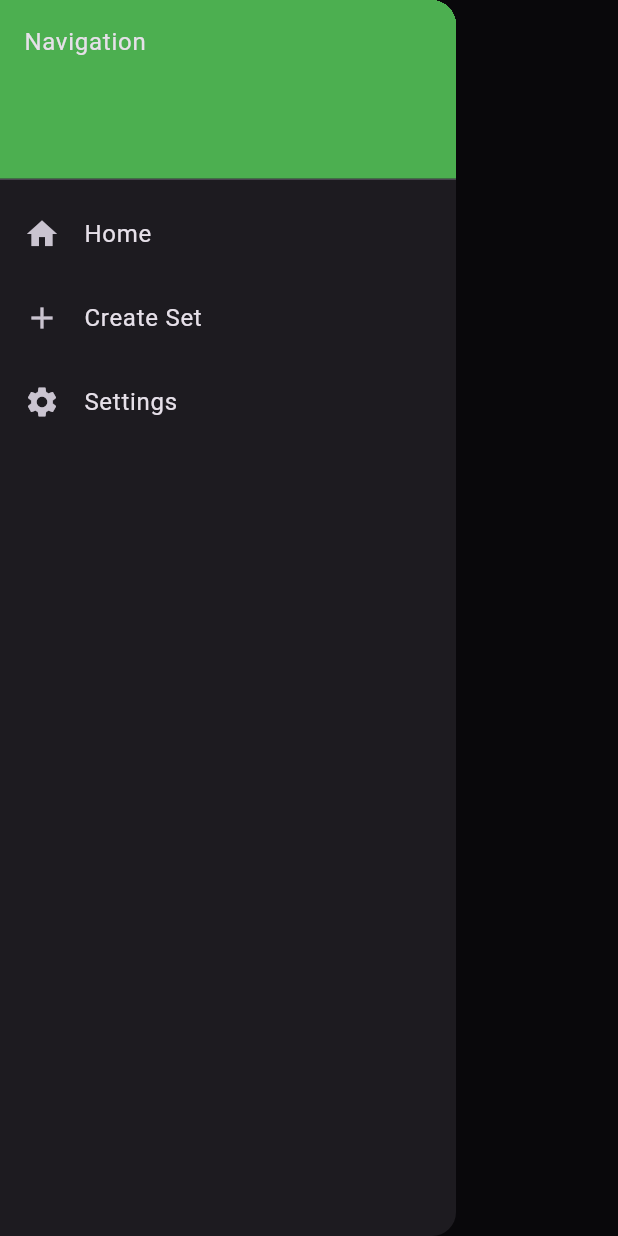
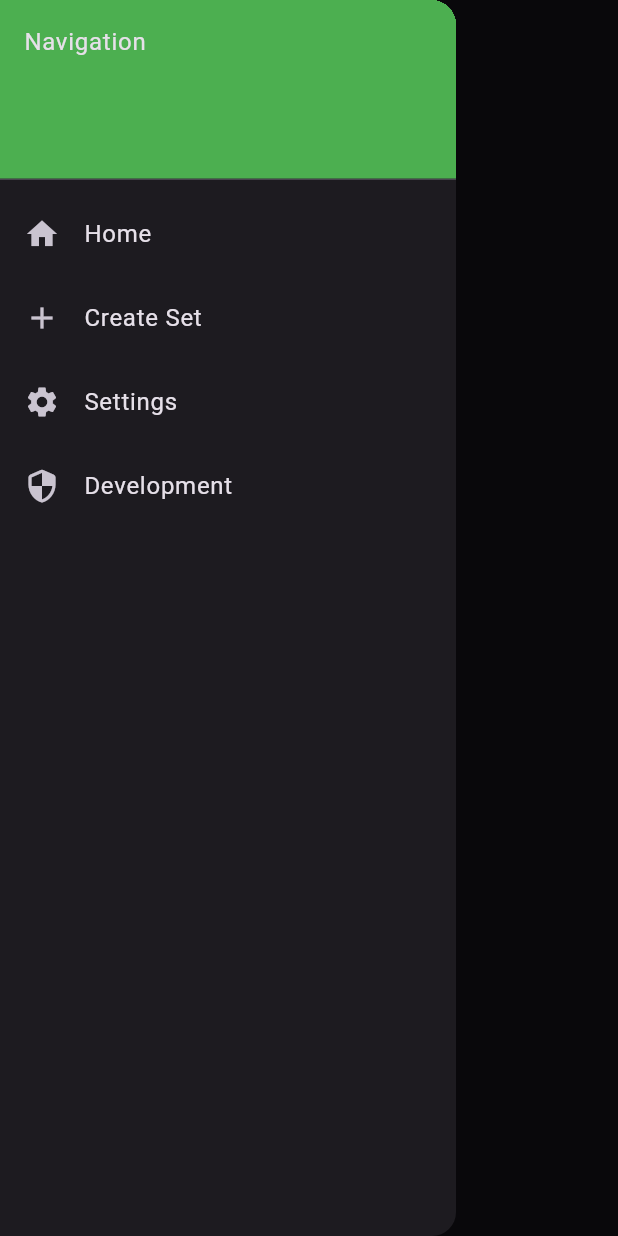
Before and after one commit to CSC-3380-Spring-2025/Team-31, a Flutter app: the screen it shows after launch, in the side drawer, after a tap on "Create Set", on a phone screen of 412 x 824 dp. Run offline on Flutter 3.47's test engine with Material 3 defaults, Android fonts, the phone set to English and light mode, and no system bars; our stand-ins replace cloud_firestore, firebase_core; accounts and stored records are empty.

Commit message:
added firestore package, code formats and improvements

```diff
--- a/lib/main.dart
+++ b/lib/main.dart
@@ -13,7 +13,10 @@ void main() {
 	runApp(const MyApp());
 }
 
-// Material App Framework
+// Main App Object
+//
+// Material Config
+// Routing + Theme
 class MyApp extends StatelessWidget {
 	const MyApp({super.key});
 
@@ -23,12 +26,12 @@ class MyApp extends StatelessWidget {
 			title: "Study Hall",
 			initialRoute: '/',
 			routes: <String, WidgetBuilder>{
-				'/': (BuildContext context) => MainScreen(screenIndex: 0),
-				'/home': (BuildContext context) => MainScreen(screenIndex: 0),
-				'/create_set': (BuildContext context) => MainScreen(screenIndex: 1),
-				'/settings': (BuildContext context) => MainScreen(screenIndex: 2),
-        '/card_screen': (BuildContext context) => MainScreen(screenIndex: 3,),
-        '/dev': (BuildContext context) => MainScreen(screenIndex: 4,),
+				'/': (BuildContext context) => MainScreen(screenCode: "home"),
+				'/home': (BuildContext context) => MainScreen(screenCode: "home"),
+				'/create_set': (BuildContext context) => MainScreen(screenCode: "create_set"),
+				'/settings': (BuildContext context) => MainScreen(screenCode: "settings"),
+        '/card_screen': (BuildContext context) => MainScreen(screenCode: "card_screen",),
+        '/dev': (BuildContext context) => MainScreen(screenCode: "dev",),
 			},
 			theme: ThemeData(
 				brightness: Brightness.dark,
@@ -40,11 +43,11 @@ class MyApp extends StatelessWidget {
 
 // Stateful widget for the app's main navigation container
 class MainScreen extends StatefulWidget {
-	final int screenIndex;
+	final String screenCode;
 
 	const MainScreen({
     super.key,
-    required this.screenIndex
+    required this.screenCode
   });
 
 	@override
@@ -54,67 +57,35 @@ class MainScreen extends StatefulWidget {
 // State manager for MainScreen, handling screen selection
 class _MainStateScreen extends State<MainScreen> {
   // Active Page Index
-	late int _selectedIndex = 0;
+	late String _selectedIndex = "";
 
-  // List of Screen Views (Bottom Nav Bar, in order)
-	static const List<Widget> _screens = [
-		HomeScreen(),
-    CreateSetScreen(),
-    SettingsScreen(),
-    HomeScreen(),
-    DevTestScreen()
-	];
+  // Map of Screen Views
+	static const Map<String, Widget> _screens = {
+		"home": HomeScreen(),
+    "create_set": CreateSetScreen(),
+    "settings": SettingsScreen(),
+    "card_screen": HomeScreen(),
+    "dev": DevTestScreen()
+	};
 
   // Fetches screenIndex from MainScreen
 	@override
 	void initState() {
 		super.initState();
-		_selectedIndex = widget.screenIndex;
+		_selectedIndex = widget.screenCode;
 	}
 
   // Updates _selectedIndex onTap
-	void _onItemTapped(int index) {
+	void _onItemTapped(String screenCode) {
 		setState(() {
-			_selectedIndex = index;
+			_selectedIndex = screenCode;
 		});
 	}
-
-  // OLD NAVIGATION SYSTEM
-	// @override
-	// Widget build(BuildContext context) {
-  //   // Main Application Scaffold
-	// 	return Scaffold(
-	// 		body: _screens[_selectedIndex],
-	// 		bottomNavigationBar: BottomNavigationBar(
-	// 			items: const [
-	// 				BottomNavigationBarItem(
-	// 					icon: Icon(Icons.home),
-	// 					label: "Home"
-	// 				),
-	// 				BottomNavigationBarItem(
-	// 					icon: Icon(Icons.add),
-	// 					label: "Create Set"
-	// 				),
-	// 				BottomNavigationBarItem(
-	// 					icon: Icon(Icons.settings),
-	// 					label: "Settings"
-	// 				),
-  //         BottomNavigationBarItem(
-  //           icon: Icon(Icons.settings),
-  //           label: "Cards")
-	// 			],
-	// 			currentIndex: _selectedIndex,
-	// 			onTap: _onItemTapped,
-	// 			selectedItemColor: Theme.of(context).primaryColor,
-	// 			unselectedItemColor: Colors.grey,
-	// 		),
-	// 	);
-	// }
 
   @override
   Widget build(BuildContext context) {
     return Scaffold(
-      body: _screens[_selectedIndex],
+      body: _screens[_selectedIndex] ?? const Center(child: Text("Screen not found")),
       appBar: AppBar(title: const Text('Study Hall')),
       drawer: Drawer(
         child: ListView(
@@ -131,21 +102,28 @@ class _MainStateScreen extends State<MainScreen> {
               leading: const Icon(Icons.home),
               title: const Text('Home'),
               onTap: () {
-                _onItemTapped(0);
+                _onItemTapped("home");
               },
             ),
             ListTile(
               leading: const Icon(Icons.add),
               title: const Text('Create Set'),
               onTap: () {
-                _onItemTapped(1);
+                _onItemTapped("create_set");
               },
             ),
             ListTile(
               leading: const Icon(Icons.settings),
               title: const Text('Settings'),
               onTap: () {
-                _onItemTapped(2);
+                _onItemTapped("settings");
+              },
+            ),
+            ListTile(
+              leading: const Icon(Icons.security_rounded),
+              title: const Text('Development'),
+              onTap: () {
+                _onItemTapped("dev");
               },
             )
           ],
--- a/pubspec.yaml
+++ b/pubspec.yaml
@@ -1,4 +1,4 @@
-name: flashcard_app
+name: study_hall
 description: "A flashcard app for education"
 publish_to: 'none'
 version: 0.1.0
@@ -9,7 +9,8 @@ environment:
 dependencies:
   flutter:
     sdk: flutter
-  firebase_core: ^3.12.0
+  firebase_core: ^3.12.1
+  cloud_firestore: 5.6.5
   matrix4_transform: ^4.0.1
 
 
```
Also changed, not shown: lib/src/assets/database.dart (added, +43 -0 lines), lib/src/screens/camera_screen.dart (+7 -2 lines), lib/src/screens/dev_test_screen.dart (+25 -3 lines), pubspec.lock, 3 other files.
